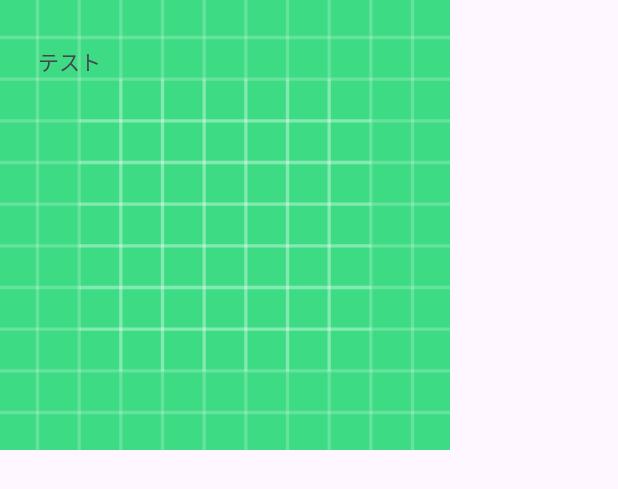
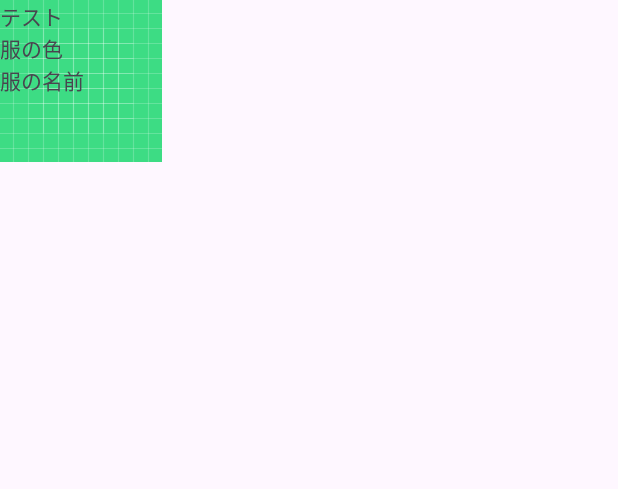
Before and after one commit to Fujikouki/DigitalCloset, an Android app: the layout one_view.xml on its own in the app's theme, with its tools: preview values and no code run, on a phone screen of 412 x 824 dp. Shown: the top 489 px of the screen. Run offline under Robolectric (Android 15) with nearby library versions, the phone set to English and light mode, and no system bars.

Commit message:
修復途中

```diff
--- a/app/src/main/java/com/example/digitalcloset/OneViewHolder.kt
+++ b/app/src/main/java/com/example/digitalcloset/OneViewHolder.kt
@@ -8,7 +8,8 @@ import com.example.digitalcloset.databinding.OneViewBinding
 
 class OneViewHolder(view: View):RecyclerView.ViewHolder(view) {
 
-    val oneImage = view.findViewById<ImageView>(R.id.oneIm)
-    val oneText = view.findViewById<TextView>(R.id.oneTe)
+    val clothes_type = view.findViewById<TextView>(R.id.clothes_type)
+    val clothes_color = view.findViewById<TextView>(R.id.clothes_color)
+    val clothes_name = view.findViewById<TextView>(R.id.huku_name)
 
 }
--- a/app/src/main/res/layout/activity_main.xml
+++ b/app/src/main/res/layout/activity_main.xml
@@ -4,4 +4,4 @@
     xmlns:android="http://schemas.android.com/apk/res/android"
     android:layout_width="match_parent"
     android:layout_height="match_parent"
-    android:name="com.example.digitalcloset.MainFragment"/>
+    android:name="com.example.digitalcloset.BlankFragment"/>
--- a/app/src/main/res/layout/fragment_main.xml
+++ b/app/src/main/res/layout/fragment_main.xml
@@ -19,7 +19,4 @@
         />
 
 
-
-
-
 </LinearLayout>
--- a/app/src/main/res/layout/one_view.xml
+++ b/app/src/main/res/layout/one_view.xml
@@ -1,23 +1,29 @@
 <?xml version="1.0" encoding="utf-8"?>
-<FrameLayout
+<LinearLayout
     xmlns:android="http://schemas.android.com/apk/res/android"
     android:layout_width="wrap_content"
-    android:layout_height="wrap_content">
-
-    <ImageView
-        android:id="@+id/oneIm"
-        android:layout_width="300dp"
-        android:layout_height="300dp"
-        android:background="@drawable/ic_launcher_background"/>
+    android:layout_height="wrap_content"
+    android:orientation="vertical"
+    android:background="@drawable/ic_launcher_background">
 
     <TextView
-        android:id="@+id/oneTe"
+        android:id="@+id/clothes_type"
         android:layout_width="wrap_content"
         android:layout_height="wrap_content"
-        android:text="テスト"
-        android:layout_marginTop="30dp"
-        android:layout_marginLeft="25dp"/>
+        android:text="テスト"/>
+
+    <TextView
+        android:id="@+id/clothes_color"
+        android:layout_width="wrap_content"
+        android:layout_height="wrap_content"
+        android:text="服の色"/>
+
+    <TextView
+        android:id="@+id/clothes_name"
+        android:layout_width="wrap_content"
+        android:layout_height="wrap_content"
+        android:text="服の名前"/>
 
 
 
-</FrameLayout>
+</LinearLayout>
```
Also changed, not shown: app/src/main/java/com/example/digitalcloset/BlankFragment.kt (+9 -5 lines), app/src/main/java/com/example/digitalcloset/ClothesDetailData.kt (added, +7 -0 lines), app/src/main/java/com/example/digitalcloset/MainFragment.kt (+2 -15 lines), app/src/main/java/com/example/digitalcloset/RecyclerAdapter.kt (+4 -7 lines).
